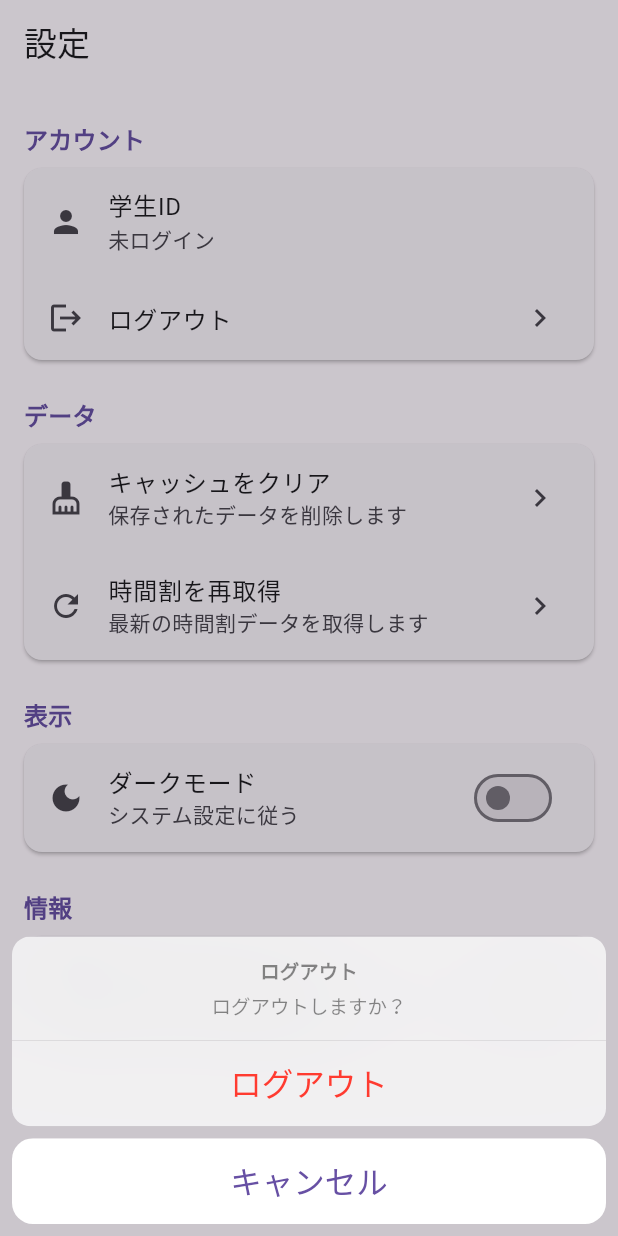
After one commit to dokimiki/passpal, a Flutter app: the SettingsPage screen opened by its route, after a tap on "ログアウト", on a phone screen of 412 x 824 dp. The commit adds this screen. Run offline on Flutter 3.47's test engine with Material 3 defaults, Android fonts, the phone set to English and light mode, and no system bars; our stand-ins replace connectivity_plus, cookie_jar, dio, dio_cookie_manager, firebase_analytics, firebase_auth and 11 more; missing offline and left inert: background_fetch, dio_curl_interceptor, version, workmanager; accounts and stored records are empty.

Commit message:
settings実装

```diff
--- a/lib/core/routing/app_router.dart
+++ b/lib/core/routing/app_router.dart
@@ -14,6 +14,7 @@ import 'package:passpal/core/auth/providers/auth_providers.dart';
 import 'package:passpal/features/onboarding/presentation/pages/campus_page.dart';
 import 'package:passpal/features/onboarding/presentation/pages/notification_page.dart';
 import 'package:passpal/features/onboarding/presentation/pages/start_page.dart';
+import 'package:passpal/features/settings/presentation/pages/settings_page.dart';
 
 /// Create the app router with all guards and routes
 GoRouter createAppRouter(Ref ref) {
@@ -123,8 +124,7 @@ List<RouteBase> _buildRoutes() {
     GoRoute(
       path: AppRoute.settings.path,
       name: AppRoute.settings.name,
-      builder: (context, state) =>
-          const Placeholder(), // TODO: Implement SettingsPage
+      builder: (context, state) => const SettingsPage(),
     ),
     GoRoute(
       path: AppRoute.maintenance.path,
--- /dev/null
+++ b/lib/features/settings/application/settings_controller.dart
@@ -0,0 +1,71 @@
+import 'dart:async';
+
+import 'package:flutter_riverpod/flutter_riverpod.dart';
+import 'package:passpal/core/auth/providers/auth_providers.dart';
+import 'package:passpal/core/storage/storage_providers.dart';
+import 'package:passpal/core/theme/providers/theme_mode_provider.dart';
+import 'package:passpal/core/error/error_notifier.dart';
+import 'package:passpal/core/error/app_exception.dart';
+import 'package:passpal/core/routing/providers.dart';
+
+final settingsControllerProvider =
+    AsyncNotifierProvider<SettingsController, void>(SettingsController.new);
+
+class SettingsController extends AsyncNotifier<void> {
+  @override
+  FutureOr<void> build() {}
+
+  /// ログアウト処理
+  Future<void> logout() => _runGuarded(() async {
+    await ref.read(authFacadeProvider).logout();
+    ref.read(goRouterProvider).go('/login');
+  });
+
+  /// キャッシュクリア処理（個別のキーを削除）
+  Future<void> clearCache() => _runGuarded(() async {
+    // KeyValueCacheには全削除メソッドがないので、実装をスキップ
+    // 実際の実装では具体的なキーを指定して削除する必要がある
+    throw UnimplementedError('Cache clear not yet implemented');
+  });
+
+  /// キャンパス変更処理
+  Future<void> changeCampus(String newCampus) => _runGuarded(() async {
+    await ref.read(userPrefsProvider).setCampus(newCampus);
+  });
+
+  /// 時間割再取得処理
+  Future<void> refreshTimetable() => _runGuarded(() async {
+    // TODO: timetableSyncProviderが実装されたら追加
+    // await ref.read(timetableSyncProvider.notifier).refreshNow();
+    throw UnimplementedError('Timetable sync not yet implemented');
+  });
+
+  /// ダークモード切り替え（サイクル）
+  void toggleTheme() {
+    ref.read(themeModeProvider.notifier).cycle();
+  }
+
+  /// PassPalホームページを開く
+  Future<void> openHomepage() => _runGuarded(() async {
+    // TODO: configServiceProviderからURL取得とurl_launcher使用
+    // final config = ref.read(configServiceProvider);
+    // final url = config.getApiUrl('HOMEPAGE');
+    // await launchUrl(Uri.parse(url));
+    throw UnimplementedError('URL launcher not yet implemented');
+  });
+
+  /// エラーハンドリング付きの処理実行
+  Future<void> _runGuarded(Future<void> Function() operation) async {
+    try {
+      state = const AsyncValue.loading();
+      await operation();
+      state = const AsyncValue.data(null);
+    } catch (error, stackTrace) {
+      state = AsyncValue.error(error, stackTrace);
+      // AppExceptionの場合のみerrorNotifierに送信
+      if (error is AppException) {
+        ref.read(errorNotifierProvider.notifier).show(error);
+      }
+    }
+  }
+}
--- /dev/null
+++ b/lib/features/settings/presentation/pages/settings_page.dart
@@ -0,0 +1,188 @@
+import 'package:flutter/material.dart';
+import 'package:flutter_riverpod/flutter_riverpod.dart';
+import 'package:passpal/core/auth/providers/auth_providers.dart';
+import 'package:passpal/core/auth/providers/auth_state_notifier.dart';
+import 'package:passpal/core/theme/providers/theme_mode_provider.dart';
+import 'package:passpal/features/settings/application/settings_controller.dart';
+import 'package:passpal/features/settings/presentation/widgets/settings_section.dart';
+import 'package:passpal/features/settings/presentation/widgets/settings_tile.dart';
+import 'package:passpal/features/settings/presentation/widgets/confirmation_sheet.dart';
+
+class SettingsPage extends ConsumerWidget {
+  const SettingsPage({super.key});
+
+  @override
+  Widget build(BuildContext context, WidgetRef ref) {
+    final authState = ref.watch(authStateProvider);
+    final themeMode = ref.watch(themeModeProvider);
+    final controllerState = ref.watch(settingsControllerProvider);
+    final controller = ref.read(settingsControllerProvider.notifier);
+
+    // エラー時のSnackBar表示
+    ref.listen(settingsControllerProvider, (previous, next) {
+      next.whenOrNull(
+        error: (error, stackTrace) {
+          ScaffoldMessenger.of(context).showSnackBar(
+            SnackBar(
+              content: Text('エラーが発生しました: $error'),
+              backgroundColor: Theme.of(context).colorScheme.error,
+            ),
+          );
+        },
+      );
+    });
+
+    return Scaffold(
+      appBar: AppBar(
+        title: const Text('設定'),
+        backgroundColor: Theme.of(context).colorScheme.surface,
+      ),
+      body: SingleChildScrollView(
+        child: Column(
+          children: [
+            // アカウント設定
+            SettingsSection(
+              title: 'アカウント',
+              children: [
+                SettingsTile(
+                  title: '学生ID',
+                  subtitle: _getStudentIdText(authState),
+                  leading: const Icon(Icons.person),
+                ),
+                SettingsTile(
+                  title: 'ログアウト',
+                  leading: const Icon(Icons.logout),
+                  trailing: const Icon(Icons.chevron_right),
+                  onTap: () => _showLogoutConfirmation(context, controller),
+                ),
+              ],
+            ),
+
+            // データ設定
+            SettingsSection(
+              title: 'データ',
+              children: [
+                SettingsTile(
+                  title: 'キャッシュをクリア',
+                  subtitle: '保存されたデータを削除します',
+                  leading: const Icon(Icons.cleaning_services),
+                  trailing: const Icon(Icons.chevron_right),
+                  isLoading: controllerState.isLoading,
+                  onTap: () => _showClearCacheConfirmation(context, controller),
+                ),
+                SettingsTile(
+                  title: '時間割を再取得',
+                  subtitle: '最新の時間割データを取得します',
+                  leading: const Icon(Icons.refresh),
+                  trailing: const Icon(Icons.chevron_right),
+                  isLoading: controllerState.isLoading,
+                  onTap: () =>
+                      _showRefreshTimetableConfirmation(context, controller),
+                ),
+              ],
+            ),
+
+            // 表示設定
+            SettingsSection(
+              title: '表示',
+              children: [
+                SettingsTile(
+                  title: 'ダークモード',
+                  subtitle: _getThemeModeDescription(themeMode),
+                  leading: const Icon(Icons.dark_mode),
+                  trailing: Switch.adaptive(
+                    value: themeMode == ThemeMode.dark,
+                    onChanged: (_) => controller.toggleTheme(),
+                  ),
+                ),
+              ],
+            ),
+
+            // 情報設定
+            SettingsSection(
+              title: '情報',
+              children: [
+                SettingsTile(
+                  title: 'PassPalについて',
+                  subtitle: 'ホームページを開きます',
+                  leading: const Icon(Icons.info),
+                  trailing: const Icon(Icons.open_in_new),
+                  onTap: () => controller.openHomepage(),
+                ),
+              ],
+            ),
+
+            const SizedBox(height: 32),
+          ],
+        ),
+      ),
+    );
+  }
+
+  String _getStudentIdText(AuthState authState) {
+    switch (authState) {
+      case AuthStateAuthenticated(:final session):
+        return session.username;
+      case AuthStateRefreshing(:final session):
+        return session.username;
+      case AuthStateUnauthenticated():
+        return '未ログイン';
+      case AuthStateAuthenticating():
+        return '認証中...';
+      case AuthStateError():
+        return 'エラー';
+    }
+  }
+
+  String _getThemeModeDescription(ThemeMode themeMode) {
+    switch (themeMode) {
+      case ThemeMode.light:
+        return 'ライトモード';
+      case ThemeMode.dark:
+        return 'ダークモード';
+      case ThemeMode.system:
+        return 'システム設定に従う';
+    }
+  }
+
+  void _showLogoutConfirmation(
+    BuildContext context,
+    SettingsController controller,
+  ) {
+    showConfirmationSheet(
+      context,
+      title: 'ログアウト',
+      message: 'ログアウトしますか？',
+      confirmText: 'ログアウト',
+      isDestructive: true,
+      onConfirm: () => controller.logout(),
+    );
+  }
+
+  void _showClearCacheConfirmation(
+    BuildContext context,
+    SettingsController controller,
+  ) {
+    showConfirmationSheet(
+      context,
+      title: 'キャッシュクリア',
+      message: '保存されたキャッシュデータを削除しますか？',
+      confirmText: 'クリア',
+      isDestructive: true,
+      onConfirm: () => controller.clearCache(),
+    );
+  }
+
+  void _showRefreshTimetableConfirmation(
+    BuildContext context,
+    SettingsController controller,
+  ) {
+    showConfirmationSheet(
+      context,
+      title: '時間割再取得',
+      message: '最新の時間割データを取得しますか？',
+      confirmText: '取得',
+      onConfirm: () => controller.refreshTimetable(),
+    );
+  }
+}
--- /dev/null
+++ b/lib/features/settings/presentation/widgets/confirmation_sheet.dart
@@ -0,0 +1,66 @@
+import 'package:flutter/cupertino.dart';
+import 'package:flutter/material.dart';
+
+class ConfirmationSheet extends StatelessWidget {
+  const ConfirmationSheet({
+    super.key,
+    required this.title,
+    required this.message,
+    required this.confirmText,
+    required this.onConfirm,
+    this.cancelText = 'キャンセル',
+    this.isDestructive = false,
+  });
+
+  final String title;
+  final String message;
+  final String confirmText;
+  final String cancelText;
+  final VoidCallback onConfirm;
+  final bool isDestructive;
+
+  @override
+  Widget build(BuildContext context) {
+    return CupertinoActionSheet(
+      title: Text(title),
+      message: Text(message),
+      actions: [
+        CupertinoActionSheetAction(
+          onPressed: () {
+            Navigator.of(context).pop();
+            onConfirm();
+          },
+          isDestructiveAction: isDestructive,
+          child: Text(confirmText),
+        ),
+      ],
+      cancelButton: CupertinoActionSheetAction(
+        onPressed: () => Navigator.of(context).pop(),
+        child: Text(cancelText),
+      ),
+    );
+  }
+}
+
+/// ConfirmationSheetの表示ヘルパー
+Future<void> showConfirmationSheet(
+  BuildContext context, {
+  required String title,
+  required String message,
+  required String confirmText,
+  required VoidCallback onConfirm,
+  String cancelText = 'キャンセル',
+  bool isDestructive = false,
+}) {
+  return showCupertinoModalPopup(
+    context: context,
+    builder: (context) => ConfirmationSheet(
+      title: title,
+      message: message,
+      confirmText: confirmText,
+      cancelText: cancelText,
+      onConfirm: onConfirm,
+      isDestructive: isDestructive,
+    ),
+  );
+}
--- /dev/null
+++ b/lib/features/settings/presentation/widgets/settings_section.dart
@@ -0,0 +1,35 @@
+import 'package:flutter/material.dart';
+
+class SettingsSection extends StatelessWidget {
+  const SettingsSection({
+    super.key,
+    required this.title,
+    required this.children,
+  });
+
+  final String title;
+  final List<Widget> children;
+
+  @override
+  Widget build(BuildContext context) {
+    return Column(
+      crossAxisAlignment: CrossAxisAlignment.start,
+      children: [
+        Padding(
+          padding: const EdgeInsets.fromLTRB(16, 24, 16, 8),
+          child: Text(
+            title,
+            style: Theme.of(context).textTheme.titleMedium?.copyWith(
+              color: Theme.of(context).colorScheme.primary,
+              fontWeight: FontWeight.w600,
+            ),
+          ),
+        ),
+        Card(
+          margin: const EdgeInsets.symmetric(horizontal: 16),
+          child: Column(children: children),
+        ),
+      ],
+    );
+  }
+}
--- /dev/null
+++ b/lib/features/settings/presentation/widgets/settings_tile.dart
@@ -0,0 +1,36 @@
+import 'package:flutter/material.dart';
+
+class SettingsTile extends StatelessWidget {
+  const SettingsTile({
+    super.key,
+    required this.title,
+    this.subtitle,
+    this.leading,
+    this.trailing,
+    this.onTap,
+    this.isLoading = false,
+  });
+
+  final String title;
+  final String? subtitle;
+  final Widget? leading;
+  final Widget? trailing;
+  final VoidCallback? onTap;
+  final bool isLoading;
+
+  @override
+  Widget build(BuildContext context) {
+    return ListTile(
+      title: Text(title),
+      subtitle: subtitle != null ? Text(subtitle!) : null,
+      leading: leading,
+      trailing: isLoading
+          ? const SizedBox.square(
+              dimension: 24,
+              child: CircularProgressIndicator(strokeWidth: 2),
+            )
+          : trailing,
+      onTap: isLoading ? null : onTap,
+    );
+  }
+}
```
Also changed, not shown: 1 other file.
